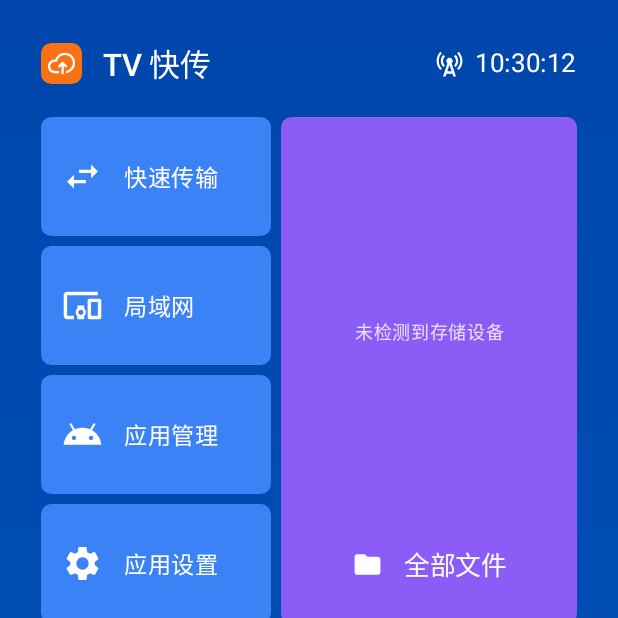
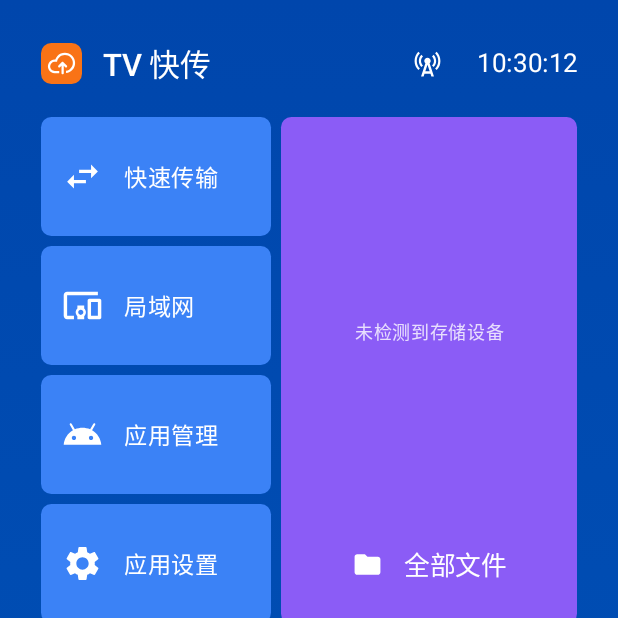
Before and after one commit to kakyla/FlyShare, an Android app built with Jetpack Compose: the HomeScreen screen opened through its navigation route, on a phone screen of 412 x 824 dp, the top half of it. Run offline under Robolectric (Android 15) with nearby library versions, the phone set to English and light mode, and no system bars; 1 statement that could not run was skipped.

Commit message:
release: 2.6.21 官网扫码二维码入口、界面样式优化与网络图标修复

```diff
--- a/app-android/app/build.gradle.kts
+++ b/app-android/app/build.gradle.kts
@@ -18,7 +18,7 @@ android {
         // 统一版本号（2026-10-05 用户明确）：只维护 APP_VERSION_NAME 一个号，
         // versionCode 由它自动推导（X.Y.Z -> X*10000 + Y*100 + Z），禁止再单独手写 versionCode。
         // 例：2.4.0 -> 20400。推导值单调递增，应用内更新比较逻辑不受影响。
-        val APP_VERSION_NAME = "2.6.20"
+        val APP_VERSION_NAME = "2.6.21"
         versionName = APP_VERSION_NAME
         versionCode = APP_VERSION_NAME.split(".").let { it[0].toInt() * 10000 + it[1].toInt() * 100 + it[2].toInt() }
 
--- a/app-android/app/src/main/java/com/tvflyshare/app/ui/screens/home/HomeScreen.kt
+++ b/app-android/app/src/main/java/com/tvflyshare/app/ui/screens/home/HomeScreen.kt
@@ -51,6 +51,7 @@ import androidx.compose.runtime.remember
 import androidx.compose.runtime.setValue
 import androidx.compose.ui.Alignment
 import androidx.compose.ui.Modifier
+import androidx.compose.ui.text.style.TextAlign
 import androidx.compose.ui.draw.clip
 import androidx.compose.ui.draw.scale
 import androidx.compose.ui.graphics.Color
@@ -470,6 +471,8 @@ private fun HomeHeader(timeText: String) {
                 text = timeText,
                 color = TvTheme.colors.textPrimary,
                 fontSize = TvTheme.dimens.fontCol2Title,
+                textAlign = TextAlign.End,
+                modifier = Modifier.width(TvTheme.dimens.headerTimeWidth),
             )
         }
     }
--- a/app-android/app/src/main/java/com/tvflyshare/app/uiconfig/global/TvTheme.kt
+++ b/app-android/app/src/main/java/com/tvflyshare/app/uiconfig/global/TvTheme.kt
@@ -98,6 +98,8 @@ data class TvDimens(
     val moreGridTileHeight: Dp,
     val gridTileIconSize: Dp,
     val actionPanelWidth: Dp,
+    // 首页顶栏时间宽度：HH:mm:ss 定宽，避免比例字体数字宽窄不同导致旁边 WiFi 图标左右抖动
+    val headerTimeWidth: Dp,
     val contentPanelHeight: Dp,
     val dialogWidthMd: Dp,
     val dialogWidthLg: Dp,
@@ -331,6 +333,7 @@ val defaultTvDimens = TvDimens(
     moreGridTileHeight = 160.dp,
     gridTileIconSize = 56.dp,
     actionPanelWidth = 200.dp,
+    headerTimeWidth = 96.dp,
     contentPanelHeight = 450.dp,
     dialogWidthMd = 400.dp,
     dialogWidthLg = 480.dp,
```
Also changed, not shown: app-android/app/src/main/java/com/tvflyshare/app/ui/screens/about/AboutScreen.kt (+17 -6 lines), 2 other files.
